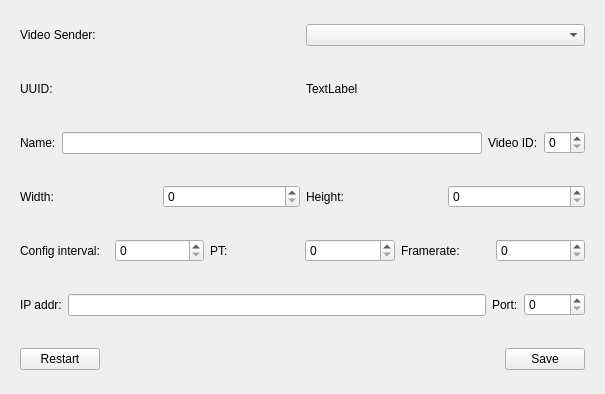
Above: senderconfigurator.ui from nvmr-org/NVMRDisplay before the change. Below: the same form after it.
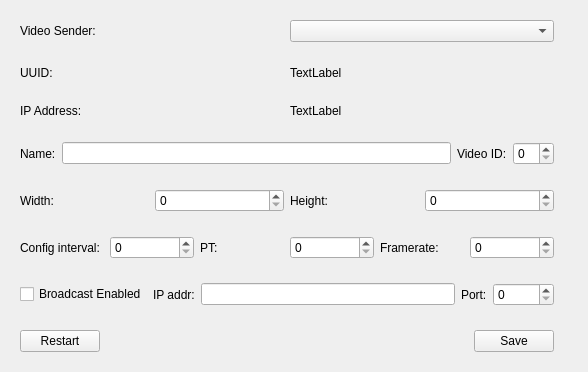
That is the form after the change.

Commit message: Handle broadcast setting for video

```diff
--- a/senderconfigurator.ui
+++ b/senderconfigurator.ui
@@ -6,51 +6,15 @@
    <rect>
     <x>0</x>
     <y>0</y>
-    <width>605</width>
-    <height>394</height>
+    <width>588</width>
+    <height>365</height>
    </rect>
   </property>
   <property name="windowTitle">
    <string>Form</string>
   </property>
-  <layout class="QVBoxLayout" name="verticalLayout">
-   <item>
-    <widget class="QWidget" name="widget" native="true">
-     <layout class="QHBoxLayout" name="horizontalLayout">
-      <item>
-       <widget class="QLabel" name="label">
-        <property name="text">
-         <string>Video Sender:</string>
-        </property>
-       </widget>
-      </item>
-      <item>
-       <widget class="QComboBox" name="videoSenderSelection"/>
-      </item>
-     </layout>
-    </widget>
-   </item>
-   <item>
-    <widget class="QWidget" name="widget_2" native="true">
-     <layout class="QHBoxLayout" name="horizontalLayout_2">
-      <item>
-       <widget class="QLabel" name="label_2">
-        <property name="text">
-         <string>UUID:</string>
-        </property>
-       </widget>
-      </item>
-      <item>
-       <widget class="QLabel" name="uuidLabel">
-        <property name="text">
-         <string>TextLabel</string>
-        </property>
-       </widget>
-      </item>
-     </layout>
-    </widget>
-   </item>
-   <item>
+  <layout class="QGridLayout" name="gridLayout">
+   <item row="3" column="0">
     <widget class="QWidget" name="widget_3" native="true">
      <layout class="QHBoxLayout" name="horizontalLayout_3">
       <item>
@@ -76,7 +40,36 @@
      </layout>
     </widget>
    </item>
-   <item>
+   <item row="8" column="0">
+    <spacer name="verticalSpacer">
+     <property name="orientation">
+      <enum>Qt::Vertical</enum>
+     </property>
+     <property name="sizeHint" stdset="0">
+      <size>
+       <width>20</width>
+       <height>40</height>
+      </size>
+     </property>
+    </spacer>
+   </item>
+   <item row="0" column="0">
+    <widget class="QWidget" name="widget" native="true">
+     <layout class="QHBoxLayout" name="horizontalLayout">
+      <item>
+       <widget class="QLabel" name="label">
+        <property name="text">
+         <string>Video Sender:</string>
+        </property>
+       </widget>
+      </item>
+      <item>
+       <widget class="QComboBox" name="videoSenderSelection"/>
+      </item>
+     </layout>
+    </widget>
+   </item>
+   <item row="4" column="0">
     <widget class="QWidget" name="widget_4" native="true">
      <layout class="QHBoxLayout" name="horizontalLayout_4">
       <item>
@@ -110,7 +103,27 @@
      </layout>
     </widget>
    </item>
-   <item>
+   <item row="2" column="0">
+    <widget class="QWidget" name="widget_8" native="true">
+     <layout class="QHBoxLayout" name="horizontalLayout_8">
+      <item>
+       <widget class="QLabel" name="label_12">
+        <property name="text">
+         <string>IP Address:</string>
+        </property>
+       </widget>
+      </item>
+      <item>
+       <widget class="QLabel" name="systemIpAddr">
+        <property name="text">
+         <string>TextLabel</string>
+        </property>
+       </widget>
+      </item>
+     </layout>
+    </widget>
+   </item>
+   <item row="5" column="0">
     <widget class="QWidget" name="widget_5" native="true">
      <layout class="QHBoxLayout" name="horizontalLayout_5">
       <item>
@@ -146,37 +159,27 @@
      </layout>
     </widget>
    </item>
-   <item>
-    <widget class="QWidget" name="widget_6" native="true">
-     <layout class="QHBoxLayout" name="horizontalLayout_6">
+   <item row="1" column="0">
+    <widget class="QWidget" name="widget_2" native="true">
+     <layout class="QHBoxLayout" name="horizontalLayout_2">
       <item>
-       <widget class="QLabel" name="label_9">
+       <widget class="QLabel" name="label_2">
         <property name="text">
-         <string>IP addr:</string>
+         <string>UUID:</string>
         </property>
        </widget>
       </item>
       <item>
-       <widget class="QLineEdit" name="ipAddr"/>
-      </item>
-      <item>
-       <widget class="QLabel" name="label_10">
+       <widget class="QLabel" name="uuidLabel">
         <property name="text">
-         <string>Port:</string>
-        </property>
-       </widget>
-      </item>
-      <item>
-       <widget class="QSpinBox" name="ipPort">
-        <property name="maximum">
-         <number>65535</number>
+         <string>TextLabel</string>
         </property>
        </widget>
       </item>
      </layout>
     </widget>
    </item>
-   <item>
+   <item row="7" column="0">
     <widget class="QWidget" name="widget_7" native="true">
      <layout class="QHBoxLayout" name="horizontalLayout_7">
       <item>
@@ -209,6 +212,56 @@
      </layout>
     </widget>
    </item>
+   <item row="6" column="0">
+    <widget class="QWidget" name="widget_6" native="true">
+     <layout class="QHBoxLayout" name="horizontalLayout_6">
+      <item>
+       <widget class="QCheckBox" name="broadcastEnabled">
+        <property name="text">
+         <string>Broadcast Enabled</string>
+        </property>
+       </widget>
+      </item>
+      <item>
+       <widget class="QLabel" name="label_9">
+        <property name="text">
+         <string>IP addr:</string>
+        </property>
+       </widget>
+      </item>
+      <item>
+       <widget class="QLineEdit" name="ipAddr"/>
+      </item>
+      <item>
+       <widget class="QLabel" name="label_10">
+        <property name="text">
+         <string>Port:</string>
+        </property>
+       </widget>
+      </item>
+      <item>
+       <widget class="QSpinBox" name="ipPort">
+        <property name="maximum">
+         <number>65535</number>
+        </property>
+       </widget>
+      </item>
+     </layout>
+    </widget>
+   </item>
+   <item row="4" column="1">
+    <spacer name="horizontalSpacer_2">
+     <property name="orientation">
+      <enum>Qt::Horizontal</enum>
+     </property>
+     <property name="sizeHint" stdset="0">
+      <size>
+       <width>40</width>
+       <height>20</height>
+      </size>
+     </property>
+    </spacer>
+   </item>
   </layout>
  </widget>
  <resources/>
```
The commit also changes 3 other files.
